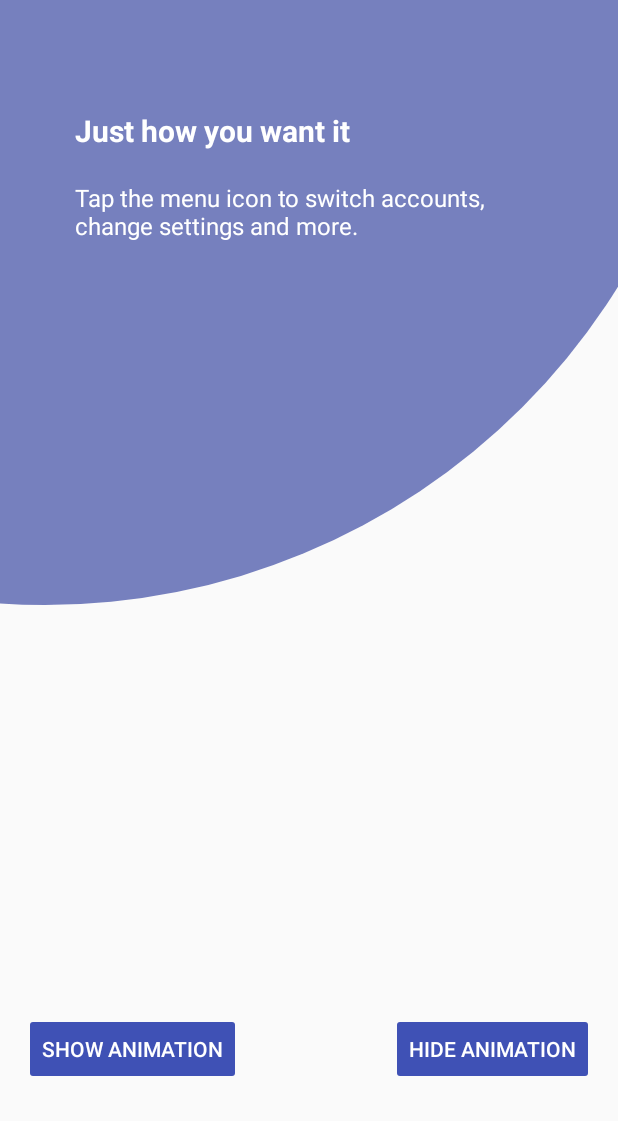
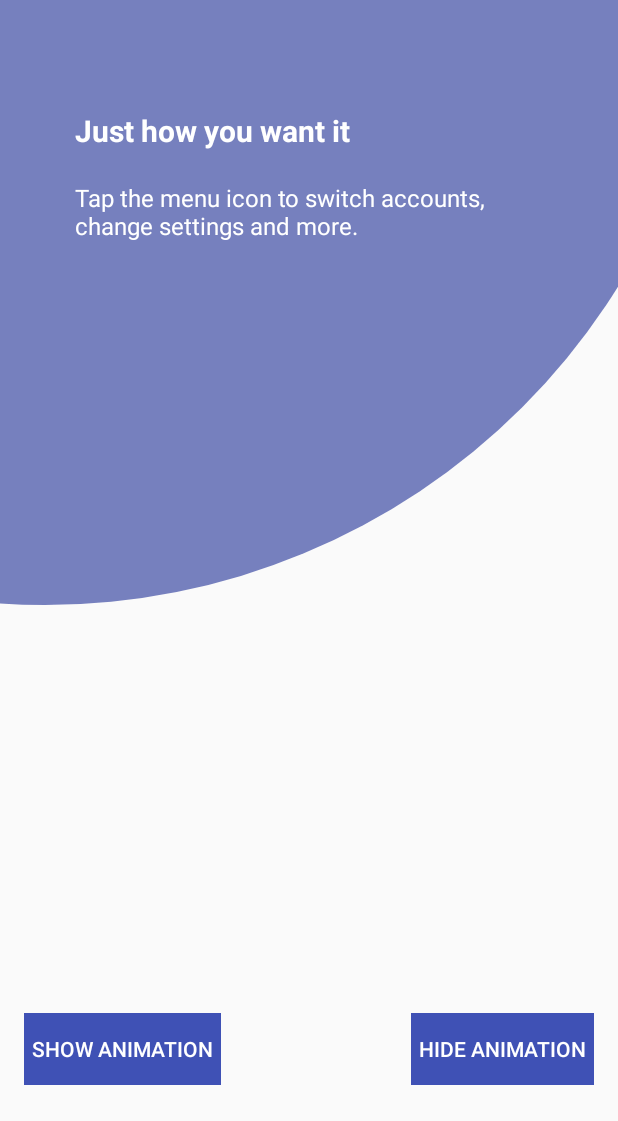
Before and after one commit to ElineDeMeyer/Feature-discovery-animations, an Android app: the screen it shows after launch (MainActivity), on a phone screen of 412 x 824 dp, the part 115-1236 px from its top. Run offline under Robolectric (Android 15) with nearby library versions, the phone set to English and light mode, and no system bars; plain views replace RevealFrameLayout; 2 statements that could not run were skipped.

Commit message:
Demo Gif added content_main.xml updated for below Android 5

```diff
--- a/app/src/main/res/layout/content_main.xml
+++ b/app/src/main/res/layout/content_main.xml
@@ -15,9 +15,14 @@
         android:id="@+id/button_show_animation"
         app:layout_constraintLeft_toLeftOf="@+id/content_main"
         android:layout_marginStart="16dp"
+        android:layout_marginLeft="16dp"
         app:layout_constraintBottom_toBottomOf="@+id/content_main"
         android:layout_marginBottom="24dp"
-        android:backgroundTint="@color/colorPrimary"/>
+        android:background="@color/colorPrimary"
+        android:paddingLeft="5dp"
+        android:paddingEnd="5dp"
+        android:paddingRight="5dp"
+        android:paddingStart="5dp"/>
 
     <Button
         android:text="@string/content_main_hide"
@@ -26,7 +31,12 @@
         android:id="@+id/button_hide_animation"
         app:layout_constraintRight_toRightOf="@+id/content_main"
         android:layout_marginEnd="16dp"
+        android:layout_marginRight="16dp"
         app:layout_constraintBottom_toBottomOf="@+id/content_main"
         android:layout_marginBottom="24dp"
-        android:backgroundTint="@color/colorPrimary" />
+        android:background="@color/colorPrimary"
+        android:paddingLeft="5dp"
+        android:paddingEnd="5dp"
+        android:paddingRight="5dp"
+        android:paddingStart="5dp"/>
 </android.support.constraint.ConstraintLayout>
```
Also changed, not shown: 1 other file.
